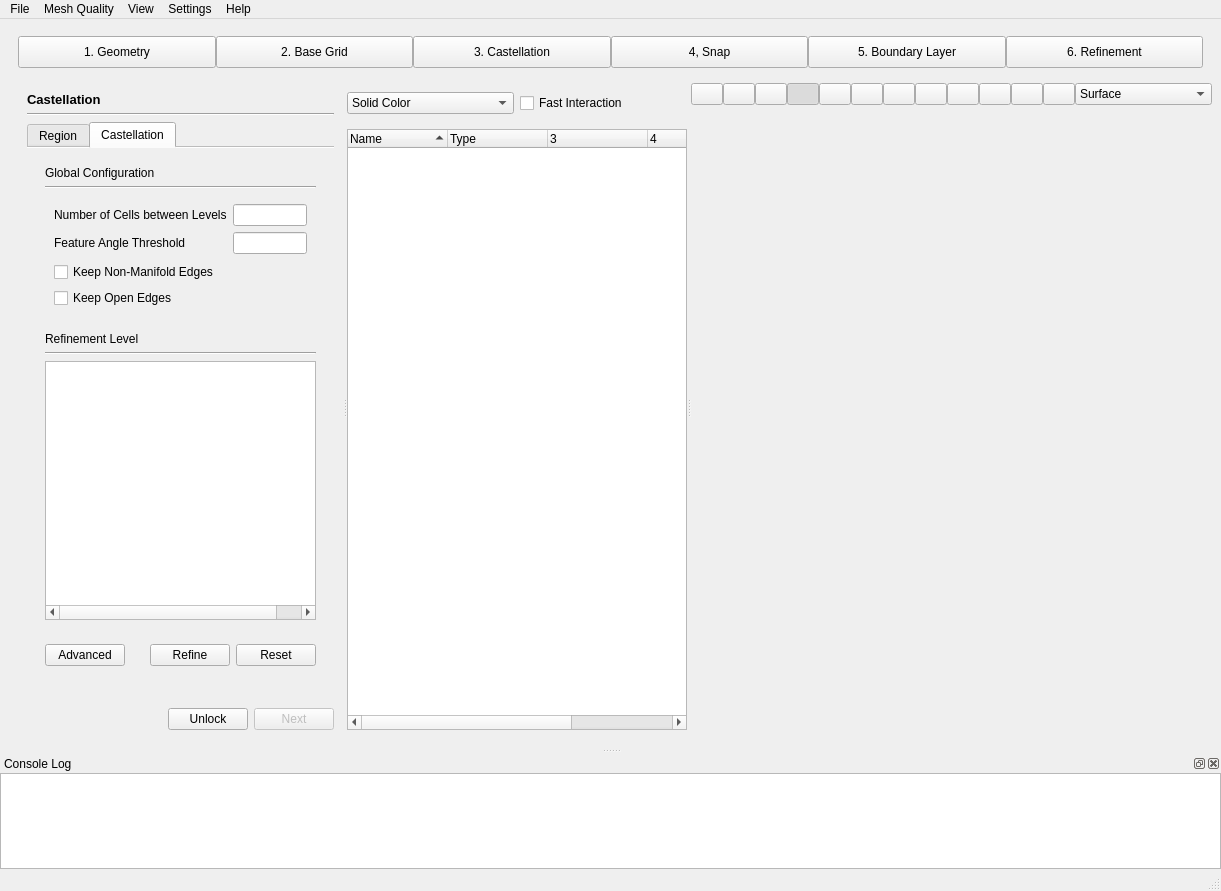
Before: the Qt Designer form view/main_window/main_window.ui in nextfoam/baram, drawn with Qt 5.
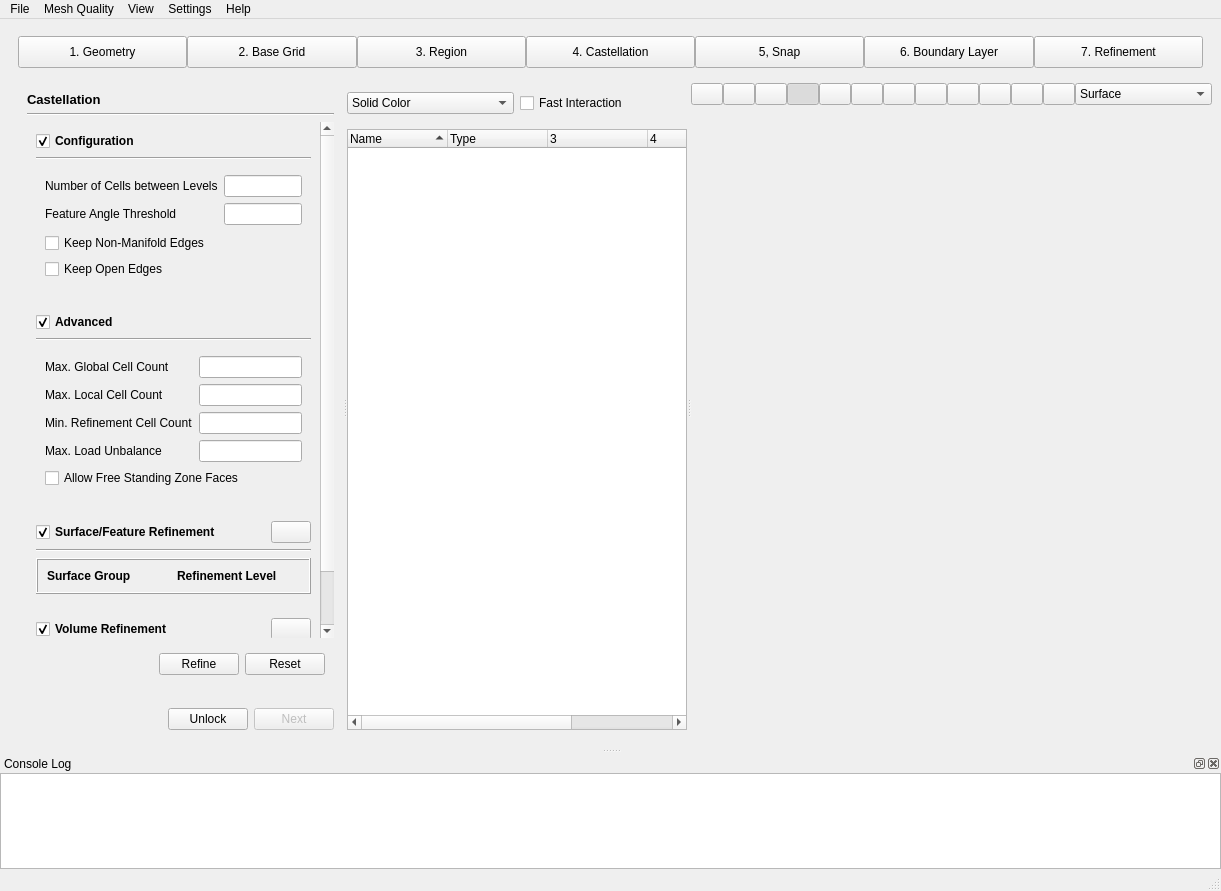
After: the same form once the commit is applied. The open tabs and pages were chosen to show the change. Icons and pictures are not drawn. Custom widgets are drawn as their Qt base class.

Commit message: Region과 Castellation 스텝 분리 및 BaseGrid, Castellation 화면 구성 수정

What changed in the file:
```diff
--- a/view/main_window/main_window.ui
+++ b/view/main_window/main_window.ui
@@ -65,6 +65,25 @@
          </attribute>
         </widget>
        </item>
+       <item>
+        <widget class="QPushButton" name="regionStep">
+         <property name="minimumSize">
+          <size>
+           <width>0</width>
+           <height>32</height>
+          </size>
+         </property>
+         <property name="text">
+          <string>3. Region</string>
+         </property>
+         <property name="checkable">
+          <bool>true</bool>
+         </property>
+         <attribute name="buttonGroup">
+          <string notr="true">stepButtons</string>
+         </attribute>
+        </widget>
+       </item>
        <item>
         <widget class="QPushButton" name="castellationStep">
          <property name="minimumSize">
@@ -74,7 +93,7 @@
           </size>
          </property>
          <property name="text">
-          <string>3. Castellation</string>
+          <string>4. Castellation</string>
          </property>
          <property name="checkable">
           <bool>true</bool>
@@ -93,7 +112,7 @@
           </size>
          </property>
          <property name="text">
-          <string>4, Snap</string>
+          <string>5, Snap</string>
          </property>
          <property name="checkable">
           <bool>true</bool>
@@ -112,7 +131,7 @@
           </size>
          </property>
          <property name="text">
-          <string>5. Boundary Layer</string>
+          <string>6. Boundary Layer</string>
          </property>
          <property name="checkable">
           <bool>true</bool>
@@ -131,7 +150,7 @@
           </size>
          </property>
          <property name="text">
-          <string>6. Refinement</string>
+          <string>7. Refinement</string>
          </property>
          <property name="checkable">
           <bool>true</bool>
@@ -500,8 +519,8 @@
                </item>
               </layout>
              </widget>
-             <widget class="QWidget" name="castellationPage">
-              <layout class="QVBoxLayout" name="verticalLayout_13">
+             <widget class="QWidget" name="regionPage">
+              <layout class="QVBoxLayout" name="verticalLayout_26">
                <item>
                 <widget class="QLabel" name="label_18">
                  <property name="font">
@@ -511,33 +530,17 @@
                   </font>
                  </property>
                  <property name="text">
-                  <string>Castellation</string>
-                 </property>
-                </widget>
-               </item>
-               <item>
-                <widget class="Line" name="line_6">
-                 <property name="orientation">
-                  <enum>Qt::Horizontal</enum>
-                 </property>
-                </widget>
-               </item>
-               <item>
-                <widget class="QTabWidget" name="tabWidget">
-                 <property name="currentIndex">
-                  <number>0</number>
-                 </property>
-                 <property name="documentMode">
-                  <bool>true</bool>
-                 </property>
-                 <widget class="QWidget" name="regionTab">
-                  <attribute name="title">
                    <string>Region</string>
-                  </attribute>
-                  <layout class="QVBoxLayout" name="verticalLayout_6">
-                   <property name="spacing">
-                    <number>12</number>
-                   </property>
+                 </property>
+                </widget>
+               </item>
+               <item>
+                <widget class="Line" name="line_12">
+                 <property name="orientation">
+                  <enum>Qt::Horizontal</enum>
+                 </property>
+                </widget>
+               </item>
                    <item>
                     <widget class="QScrollArea" name="scrollArea">
                      <property name="frameShape">
@@ -753,21 +756,82 @@
                    </item>
                   </layout>
                  </widget>
-                 <widget class="QWidget" name="castellationTab">
-                  <attribute name="title">
+             <widget class="QWidget" name="castellationPage">
+              <layout class="QVBoxLayout" name="verticalLayout_6">
+               <item>
+                <widget class="QLabel" name="label_18">
+                 <property name="font">
+                  <font>
+                   <pointsize>10</pointsize>
+                   <bold>true</bold>
+                  </font>
+                 </property>
+                 <property name="text">
                    <string>Castellation</string>
-                  </attribute>
+                 </property>
+                </widget>
+               </item>
+               <item>
+                <widget class="Line" name="line_6">
+                 <property name="orientation">
+                  <enum>Qt::Horizontal</enum>
+                 </property>
+                </widget>
+               </item>
+               <item>
+                <widget class="QScrollArea" name="scrollArea_2">
+                 <property name="frameShape">
+                  <enum>QFrame::NoFrame</enum>
+                 </property>
+                 <property name="widgetResizable">
+                  <bool>true</bool>
+                 </property>
+                 <widget class="QWidget" name="scrollAreaWidgetContents">
+                  <property name="geometry">
+                   <rect>
+                    <x>0</x>
+                    <y>-78</y>
+                    <width>285</width>
+                    <height>598</height>
+                   </rect>
+                  </property>
                   <layout class="QVBoxLayout" name="verticalLayout_8">
+                   <property name="leftMargin">
+                    <number>0</number>
+                   </property>
+                   <property name="topMargin">
+                    <number>0</number>
+                   </property>
+                   <property name="rightMargin">
+                    <number>0</number>
+                   </property>
+                   <property name="bottomMargin">
+                    <number>0</number>
+                   </property>
                    <item>
-                    <widget class="QWidget" name="castellationConfiguration" native="true">
+                    <widget class="QWidget" name="widget_11" native="true">
                      <layout class="QVBoxLayout" name="verticalLayout_9">
                       <property name="bottomMargin">
-                       <number>0</number>
+                       <number>9</number>
                       </property>
                       <item>
-                       <widget class="QLabel" name="label_14">
+                       <widget class="FolderHeader" name="castellationConfigurationHeader">
+                        <property name="sizePolicy">
+                         <sizepolicy hsizetype="Expanding" vsizetype="Fixed">
+                          <horstretch>0</horstretch>
+                          <verstretch>0</verstretch>
+                         </sizepolicy>
+                        </property>
+                        <property name="font">
+                         <font>
+                          <bold>true</bold>
+                         </font>
+                        </property>
                         <property name="text">
-                         <string>Global Configuration</string>
+                         <string>Configuration</string>
+                        </property>
+                        <property name="checked">
+                         <bool>true</bool>
                         </property>
                        </widget>
                       </item>
@@ -779,7 +843,7 @@
                        </widget>
                       </item>
                       <item>
-                       <widget class="QWidget" name="widget_11" native="true">
+                       <widget class="QWidget" name="castellationConfiguration" native="true">
                         <layout class="QVBoxLayout" name="verticalLayout_10">
                          <property name="spacing">
                           <number>0</number>
@@ -860,67 +924,335 @@
                      </layout>
                     </widget>
                    </item>
+                   <item>
+                    <widget class="QWidget" name="widget_22" native="true">
+                     <layout class="QVBoxLayout" name="verticalLayout_13">
+                      <property name="bottomMargin">
+                       <number>9</number>
+                      </property>
+                      <item>
+                       <widget class="FolderHeader" name="castellationAdvancedHeader">
+                        <property name="sizePolicy">
+                         <sizepolicy hsizetype="Expanding" vsizetype="Fixed">
+                          <horstretch>0</horstretch>
+                          <verstretch>0</verstretch>
+                         </sizepolicy>
+                        </property>
+                        <property name="font">
+                         <font>
+                          <bold>true</bold>
+                         </font>
+                        </property>
+                        <property name="text">
+                         <string>Advanced</string>
+                        </property>
+                        <property name="checked">
+                         <bool>true</bool>
+                        </property>
+                       </widget>
+                      </item>
+                      <item>
+                       <widget class="Line" name="line_13">
+                        <property name="orientation">
+                         <enum>Qt::Horizontal</enum>
+                        </property>
+                       </widget>
+                      </item>
+                      <item>
+                       <widget class="QWidget" name="castellationAdvanced" native="true">
+                        <layout class="QVBoxLayout" name="verticalLayout_27">
+                         <item>
+                          <widget class="QWidget" name="widget_25" native="true">
+                           <layout class="QFormLayout" name="formLayout_8">
+                            <property name="leftMargin">
+                             <number>0</number>
+                            </property>
+                            <property name="topMargin">
+                             <number>0</number>
+                            </property>
+                            <property name="rightMargin">
+                             <number>0</number>
+                            </property>
+                            <property name="bottomMargin">
+                             <number>0</number>
+                            </property>
+                            <item row="0" column="0">
+                             <widget class="QLabel" name="label_41">
+                              <property name="text">
+                               <string>Max. Global Cell Count</string>
+                              </property>
+                             </widget>
+                            </item>
+                            <item row="0" column="1">
+                             <widget class="QLineEdit" name="maxGlobalCells"/>
+                            </item>
+                            <item row="1" column="0">
+                             <widget class="QLabel" name="label_42">
+                              <property name="text">
+                               <string>Max. Local Cell Count</string>
+                              </property>
+                             </widget>
+                            </item>
+                            <item row="1" column="1">
+                             <widget class="QLineEdit" name="maxLocalCells"/>
+                            </item>
+                            <item row="2" column="0">
+                             <widget class="QLabel" name="label_43">
+                              <property name="text">
+                               <string>Min. Refinement Cell Count</string>
+                              </property>
+                             </widget>
+                            </item>
+                            <item row="2" column="1">
+                             <widget class="QLineEdit" name="minRefinementCells"/>
+                            </item>
+                            <item row="3" column="0">
+                             <widget class="QLabel" name="label_44">
+                              <property name="text">
+                               <string>Max. Load Unbalance</string>
+                              </property>
+                             </widget>
+                            </item>
+                            <item row="3" column="1">
+                             <widget class="QLineEdit" name="maxLoadUnbalance"/>
+                            </item>
+                           </layout>
+                          </widget>
+                         </item>
+                         <item>
+                          <widget class="QCheckBox" name="allowFreeStandingZoneFaces">
+                           <property name="text">
+                            <string>Allow Free Standing Zone Faces</string>
+                           </property>
+                          </widget>
+                         </item>
+                        </layout>
+                       </widget>
+                      </item>
+                     </layout>
+                    </widget>
+                   </item>
+                   <item>
+                    <widget class="QWidget" name="widget_26" native="true">
+                     <layout class="QVBoxLayout" name="verticalLayout_28">
+                      <item>
+                       <widget class="QWidget" name="widget_27" native="true">
+                        <layout class="QHBoxLayout" name="horizontalLayout_13">
+                         <property name="leftMargin">
+                          <number>0</number>
+                         </property>
+                         <property name="topMargin">
+                          <number>0</number>
+                         </property>
+                         <property name="rightMargin">
+                          <number>0</number>
+                         </property>
+                         <property name="bottomMargin">
+                          <number>0</number>
+                         </property>
+                         <item>
+                          <widget class="FolderHeader" name="surfaceRefinementHeader">
+                           <property name="sizePolicy">
+                            <sizepolicy hsizetype="Expanding" vsizetype="Fixed">
+                             <horstretch>0</horstretch>
+                             <verstretch>0</verstretch>
+                            </sizepolicy>
+                           </property>
+                           <property name="font">
+                            <font>
+                             <bold>true</bold>
+                            </font>
+                           </property>
+                           <property name="text">
+                            <string>Surface/Feature Refinement</string>
+                           </property>
+                           <property name="checked">
+                            <bool>true</bool>
+                           </property>
+                          </widget>
+                         </item>
+                         <item>
+                          <widget class="FlatPushButton" name="surfaceRefinementAdd">
+                           <property name="text">
+                            <string/>
+                           </property>
+                           <property name="icon">
+                            <iconset resource="../../../baram/resource.qrc">
+                             <normaloff>:/icons/add-circle-outline.svg</normaloff>:/icons/add-circle-outline.svg</iconset>
+                           </property>
+                          </widget>
+                         </item>
+                        </layout>
+                       </widget>
+                      </item>
+                      <item>
+                       <widget class="Line" name="line_5">
+                        <property name="orientation">
+                         <enum>Qt::Horizontal</enum>
+                        </property>
+                       </widget>
+                      </item>
+                      <item>
+                       <widget class="ListTable" name="surfaceRefinement">
+                        <property name="styleSheet">
+                         <string notr="true"/>
+                        </property>
+                        <property name="frameShape">
+                         <enum>QFrame::Box</enum>
+                        </property>
+                        <property name="frameShadow">
+                         <enum>QFrame::Raised</enum>
+                        </property>
+                        <layout class="QGridLayout" name="gridLayout_2">
+                         <item row="0" column="1">
+                          <widget class="QLabel" name="label_45">
+                           <property name="font">
+                            <font>
+                             <bold>true</bold>
+                            </font>
+                           </property>
+                           <property name="text">
+                            <string>Refinement Level</string>
+                           </property>
+                          </widget>
+                         </item>
+                         <item row="0" column="0">
+                          <widget class="QLabel" name="label_46">
+                           <property name="font">
+                            <font>
+                             <bold>true</bold>
+                            </font>
+                           </property>
+                           <property name="text">
+                            <string>Surface Group</string>
+                           </property>
+                          </widget>
+                         </item>
+                        </layout>
+                       </widget>
+                      </item>
+                     </layout>
+                    </widget>
+                   </item>
                    <item>
                     <widget class="QWidget" name="widget_14" native="true">
                      <layout class="QVBoxLayout" name="verticalLayout_12">
                       <item>
-                       <widget class="QLabel" name="label_17">
+                       <widget class="QWidget" name="widget_28" native="true">
+                        <layout class="QHBoxLayout" name="horizontalLayout_15">
+                         <property name="leftMargin">
+                          <number>0</number>
+                         </property>
+                         <property name="topMargin">
+                          <number>0</number>
+                         </property>
+                         <property name="rightMargin">
+                          <number>0</number>
+                         </property>
+                         <property name="bottomMargin">
+                          <number>0</number>
+                         </property>
+                         <item>
+                          <widget class="FolderHeader" name="volumeRefinementHeader">
+                           <property name="sizePolicy">
+                            <sizepolicy hsizetype="Expanding" vsizetype="Fixed">
+                             <horstretch>0</horstretch>
+                             <verstretch>0</verstretch>
+                            </sizepolicy>
+                           </property>
+                           <property name="font">
+                            <font>
+                             <bold>true</bold>
+                            </font>
+                           </property>
                         <property name="text">
-                         <string>Refinement Level</string>
-                        </property>
+                            <string>Volume Refinement</string>
+                           </property>
+                           <property name="checked">
+                            <bool>true</bool>
+                           </property>
                        </widget>
                       </item>
                       <item>
-                       <widget class="Line" name="line_5">
+                          <widget class="FlatPushButton" name="volumeRefinementAdd">
+                           <property name="text">
+                            <string/>
+                           </property>
+                           <property name="icon">
+                            <iconset resource="../../../baram/resource.qrc">
+                             <normaloff>:/icons/add-circle-outline.svg</normaloff>:/icons/add-circle-outline.svg</iconset>
+                           </property>
+                          </widget>
+                         </item>
+                        </layout>
+                       </widget>
+                      </item>
+                      <item>
+                       <widget class="Line" name="line_14">
                         <property name="orientation">
                          <enum>Qt::Horizontal</enum>
                         </property>
                        </widget>
                       </item>
                       <item>
-                       <widget class="QTreeWidget" name="refinements">
-                        <property name="editTriggers">
-                         <set>QAbstractItemView::NoEditTriggers</set>
+                       <widget class="ListTable" name="volumeRefinement">
+                        <property name="frameShape">
+                         <enum>QFrame::Box</enum>
                         </property>
-                        <property name="columnCount">
-                         <number>3</number>
+                        <property name="frameShadow">
+                         <enum>QFrame::Raised</enum>
                         </property>
-                        <attribute name="headerVisible">
-                         <bool>false</bool>
-                        </attribute>
-                        <attribute name="headerStretchLastSection">
-                         <bool>false</bool>
-                        </attribute>
-                        <column>
-                         <property name="text">
-                          <string>1</string>
-                         </property>
-                        </column>
-                        <column>
+                        <layout class="QGridLayout" name="gridLayout_4">
+                         <item row="0" column="0">
+                          <widget class="QLabel" name="label_50">
+                           <property name="font">
+                            <font>
+                             <bold>true</bold>
+                            </font>
+                           </property>
                          <property name="text">
-                          <string notr="true">2</string>
-                         </property>
-                        </column>
-                        <column>
+                            <string>Volume Group</string>
+                           </property>
+                          </widget>
+                         </item>
+                         <item row="0" column="1">
+                          <widget class="QLabel" name="label_49">
+                           <property name="font">
+                            <font>
+                             <bold>true</bold>
+                            </font>
+                           </property>
                          <property name="text">
-                          <string notr="true">3</string>
-                         </property>
-                        </column>
+                            <string>Refinement Level</string>
+                           </property>
                        </widget>
                       </item>
                      </layout>
+                       </widget>
+                      </item>
+                      <item>
+                       <spacer name="verticalSpacer_5">
+                        <property name="orientation">
+                         <enum>Qt::Vertical</enum>
+                        </property>
+                        <property name="sizeHint" stdset="0">
+                         <size>
+                          <width>20</width>
+                          <height>40</height>
+                         </size>
+                        </property>
+                       </spacer>
+                      </item>
+                     </layout>
+                    </widget>
+                   </item>
+                  </layout>
+                 </widget>
                     </widget>
                    </item>
                    <item>
                     <widget class="QWidget" name="castellationButtons" native="true">
                      <layout class="QHBoxLayout" name="horizontalLayout_9">
-                      <item>
-                       <widget class="QPushButton" name="castellationAdvanced">
-                        <property name="text">
-                         <string>Advanced</string>
-                        </property>
-                       </widget>
-                      </item>
                       <item>
                        <spacer name="horizontalSpacer_6">
                         <property name="orientation">
@@ -953,10 +1285,6 @@
                    </item>
                   </layout>
                  </widget>
-                </widget>
-               </item>
-              </layout>
-             </widget>
              <widget class="QWidget" name="snapPage">
               <layout class="QVBoxLayout" name="verticalLayout_16">
                <item>
@@ -2280,6 +2608,17 @@
    <header>view.widgets.rendering_view</header>
    <container>1</container>
   </customwidget>
+  <customwidget>
+   <class>FolderHeader</class>
+   <extends>QCheckBox</extends>
+   <header location="global">view.widgets.folder_header</header>
+  </customwidget>
+  <customwidget>
+   <class>ListTable</class>
+   <extends>QFrame</extends>
+   <header>view.widgets.list_table</header>
+   <container>1</container>
+  </customwidget>
  </customwidgets>
  <resources>
   <include location="../../../baram/resource.qrc"/>
```
Left out of the diff: 115 changed lines with no effect on the pictures. Lines whose indentation alone changed are shown as unchanged. The commit also changes 23 other files.
